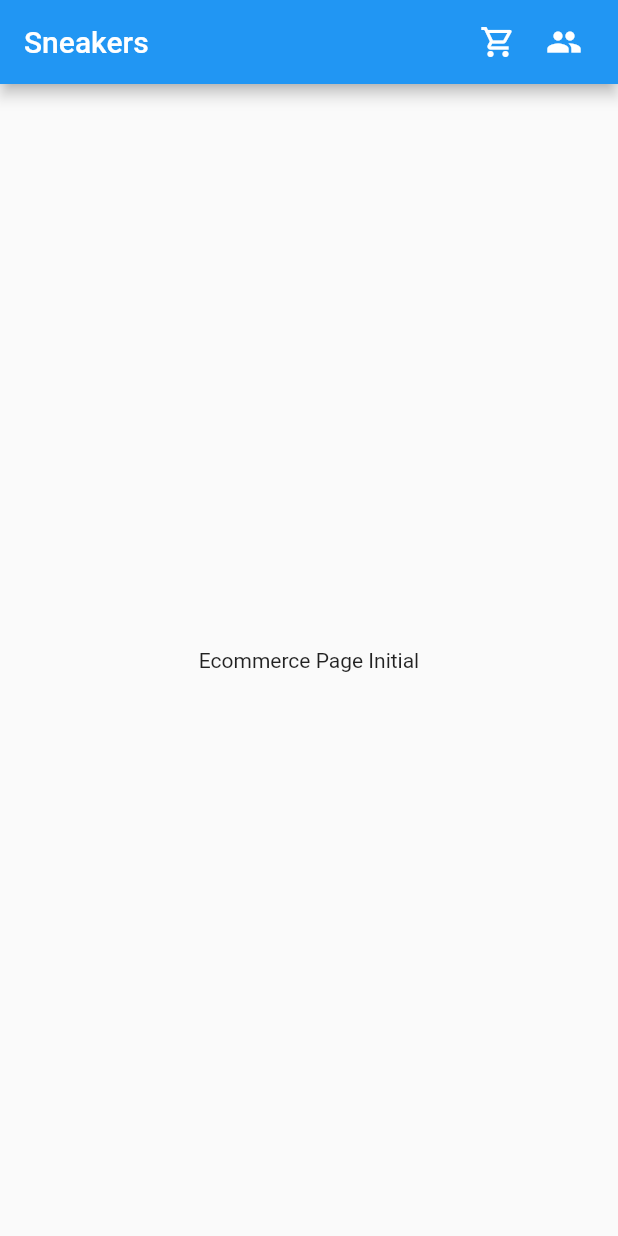
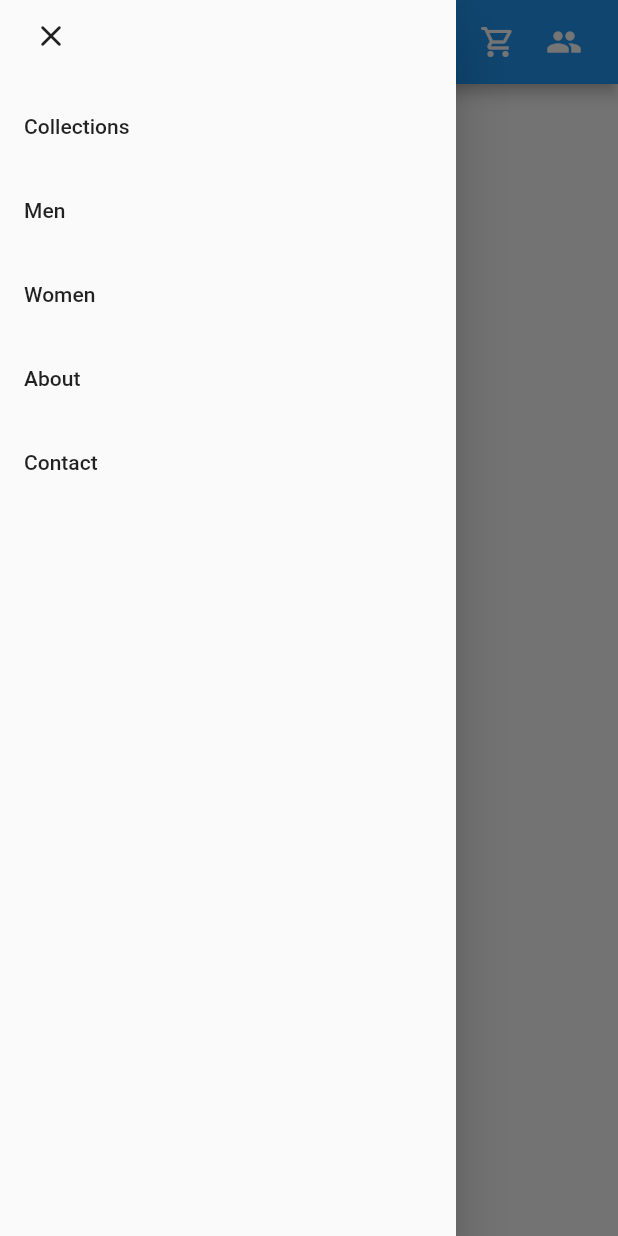
Before and after one commit to GuilhermePalma/ecommerce_flutter, a Flutter app: the screen it shows after launch, with the side drawer open (before the commit the screen has no drawer), on a phone screen of 412 x 824 dp. Run offline on Flutter 3.47's test engine with Material 2 defaults, Android fonts, the phone set to English and light mode, and no system bars.

Commit message:
Create Drawer

```diff
--- /dev/null
+++ b/lib/components/custom_drawer.dart
@@ -0,0 +1,35 @@
+import 'package:ecommerce_product/data/dummy_data.dart';
+import 'package:flutter/material.dart';
+
+class CustomDrawer extends StatelessWidget {
+  const CustomDrawer({Key? key}) : super(key: key);
+
+  @override
+  Widget build(BuildContext context) {
+    final List<String> listCategories = dummyCategories;
+
+    return Drawer(
+      child: ListView(
+        children: [
+          Padding(
+            padding: const EdgeInsets.only(left: 10, bottom: 8),
+            child: Align(
+              alignment: Alignment.topLeft,
+              child: IconButton(
+                onPressed: () {
+                  Navigator.pop(context);
+                },
+                icon: const Icon(Icons.close_rounded),
+              ),
+            ),
+          ),
+          ...listCategories
+              .map((e) => ListTile(
+                    title: Text(e),
+                  ))
+              .toList(),
+        ],
+      ),
+    );
+  }
+}
--- /dev/null
+++ b/lib/data/dummy_data.dart
@@ -0,0 +1,7 @@
+final List<String> dummyCategories = [
+  "Collections",
+  "Men",
+  "Women",
+  "About",
+  "Contact",
+];
--- a/lib/main.dart
+++ b/lib/main.dart
@@ -1,3 +1,4 @@
+import 'package:ecommerce_product/components/custom_drawer.dart';
 import 'package:flutter/material.dart';
 
 void main() => runApp(const MyApp());
@@ -29,6 +30,7 @@ class MyApp extends StatelessWidget {
             ),
           ],
         ),
+        drawer: const CustomDrawer(),
         body: const Center(
           child: Text("Ecommerce Page Initial"),
         ),
```
